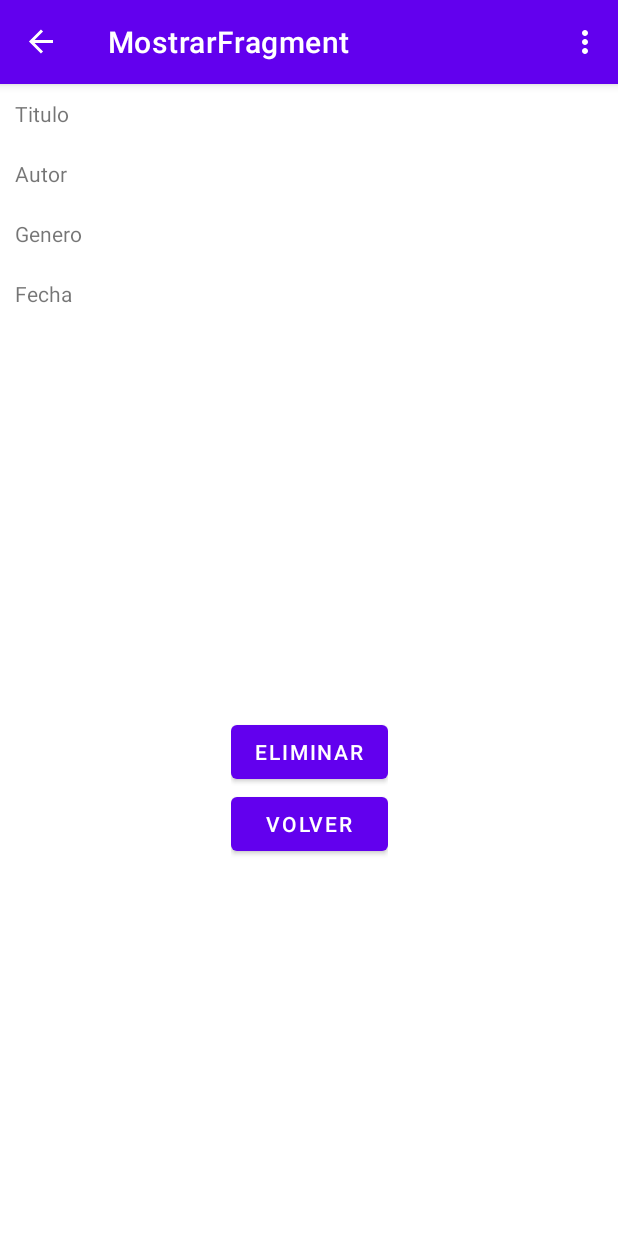
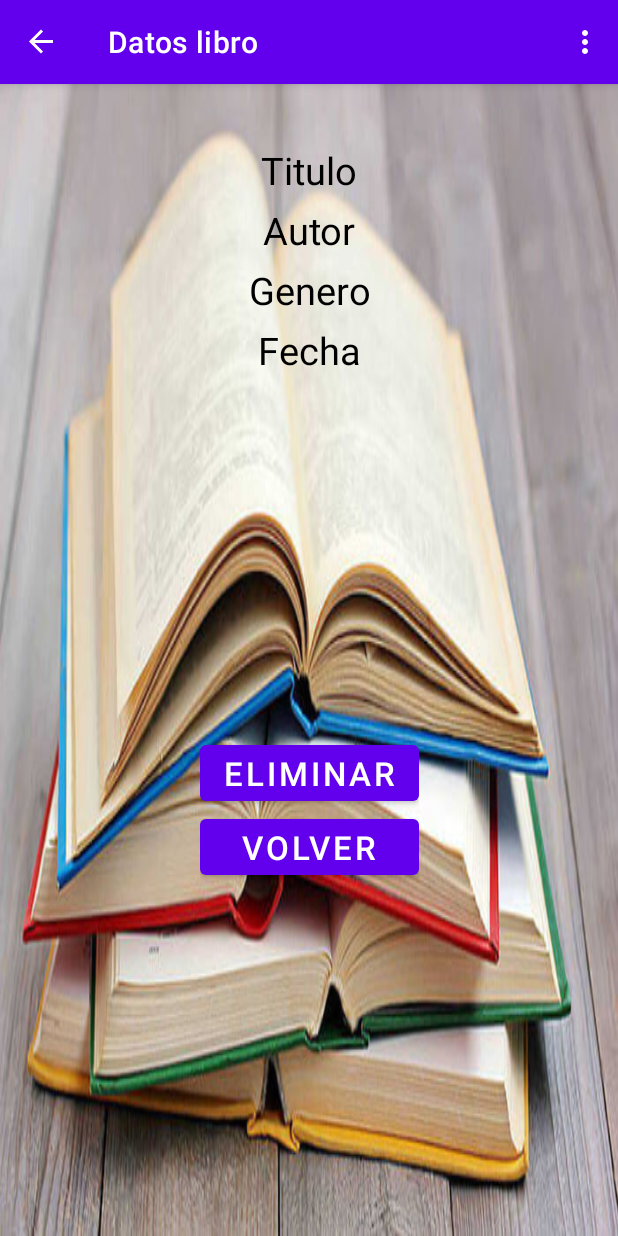
Before and after one commit to Markel-FDL/Proyecto_Android_Final_Iker_Markel, an Android app: the MostrarFragment screen opened through its navigation route, on a phone screen of 412 x 824 dp. Run offline under Robolectric (Android 15) with nearby library versions, the phone set to English and light mode, and no system bars; our stand-ins replace navigation-ui; libraries missing offline, so code that uses them is left out: com.parse; 8 statements that could not run were skipped.

Commit message:
cambio de diseño

```diff
--- a/Proyecto_Android_Final_Iker_Markel/app/src/main/java/com/example/proyecto_android_final_iker_markel/FirstFragment.kt
+++ b/Proyecto_Android_Final_Iker_Markel/app/src/main/java/com/example/proyecto_android_final_iker_markel/FirstFragment.kt
@@ -36,6 +36,9 @@ class FirstFragment : Fragment() {
     override fun onViewCreated(view: View, savedInstanceState: Bundle?) {
         (activity as MainActivity).miViewModel.actualizarLista()
         super.onViewCreated(view, savedInstanceState)
+
+        (activity as MainActivity).supportActionBar?.title = "Lista de libros"
+
         miRecyclerView=binding.Contenedores
         miRecyclerView.layoutManager= LinearLayoutManager(activity)
         miRecyclerView.adapter=Adaptador(this,(activity as MainActivity).miViewModel.listaLibros)
--- a/Proyecto_Android_Final_Iker_Markel/app/src/main/java/com/example/proyecto_android_final_iker_markel/InsertarFragment.kt
+++ b/Proyecto_Android_Final_Iker_Markel/app/src/main/java/com/example/proyecto_android_final_iker_markel/InsertarFragment.kt
@@ -19,15 +19,20 @@ class InsertarFragment : Fragment() {
     override fun onCreateView(
         inflater: LayoutInflater, container: ViewGroup?,
         savedInstanceState: Bundle?
+
     ): View? {
 
         _binding = FragmentInsertarBinding.inflate(inflater, container, false)
+
+
         return binding.root
 
     }
 
     override fun onViewCreated(view: View, savedInstanceState: Bundle?) {
         super.onViewCreated(view, savedInstanceState)
+
+        (activity as MainActivity).supportActionBar?.title = "Añadir libro"
 
         binding.InserInsert.setOnClickListener {
 
--- a/Proyecto_Android_Final_Iker_Markel/app/src/main/java/com/example/proyecto_android_final_iker_markel/ModificarFragment.kt
+++ b/Proyecto_Android_Final_Iker_Markel/app/src/main/java/com/example/proyecto_android_final_iker_markel/ModificarFragment.kt
@@ -25,6 +25,8 @@ class ModificarFragment : Fragment() {
 
     override fun onViewCreated(view: View, savedInstanceState: Bundle?) {
         super.onViewCreated(view, savedInstanceState)
+
+        (activity as MainActivity).supportActionBar?.title = "Modificar libro"
 
         val id: Int = arguments?.getInt("id") ?: -1
         var libroSelec = (activity as MainActivity).miViewModel.listaLibros[id]
--- a/Proyecto_Android_Final_Iker_Markel/app/src/main/java/com/example/proyecto_android_final_iker_markel/MostrarFragment.kt
+++ b/Proyecto_Android_Final_Iker_Markel/app/src/main/java/com/example/proyecto_android_final_iker_markel/MostrarFragment.kt
@@ -29,6 +29,8 @@ class MostrarFragment : Fragment() {
     override fun onViewCreated(view: View, savedInstanceState: Bundle?) {
         super.onViewCreated(view, savedInstanceState)
 
+        (activity as MainActivity).supportActionBar?.title = "Datos libro"
+
         val id:Int=arguments?.getInt("id") ?:-1
 
             binding.VerTitulo.setText((activity as MainActivity).miViewModel.listaLibros[id].titulo)
--- a/Proyecto_Android_Final_Iker_Markel/app/src/main/res/layout/fragment_first.xml
+++ b/Proyecto_Android_Final_Iker_Markel/app/src/main/res/layout/fragment_first.xml
@@ -4,6 +4,7 @@
     xmlns:tools="http://schemas.android.com/tools"
     android:layout_width="match_parent"
     android:layout_height="match_parent"
+    android:background="@drawable/libros_editada"
     tools:context=".SecondFragment">
 
     <androidx.recyclerview.widget.RecyclerView
--- a/Proyecto_Android_Final_Iker_Markel/app/src/main/res/layout/fragment_mostrar.xml
+++ b/Proyecto_Android_Final_Iker_Markel/app/src/main/res/layout/fragment_mostrar.xml
@@ -4,6 +4,7 @@
     xmlns:tools="http://schemas.android.com/tools"
     android:layout_width="match_parent"
     android:layout_height="match_parent"
+    android:background="@drawable/libros_editada"
     tools:context=".MostrarFragment">
 
 
@@ -11,7 +12,9 @@
         android:id="@+id/llDatos"
         android:layout_width="match_parent"
         android:layout_height="wrap_content"
-        android:layout_margin="10dp"
+        android:layout_marginTop="40dp"
+        android:layout_marginLeft="10dp"
+        android:layout_marginRight="10dp"
         android:orientation="vertical"
         app:layout_constraintBottom_toTopOf="@+id/llBotones"
         app:layout_constraintEnd_toEndOf="parent"
@@ -22,24 +25,36 @@
             android:id="@+id/Ver_Titulo"
             android:layout_width="match_parent"
             android:layout_height="40dp"
+            android:textSize="25sp"
+            android:textColor="@color/black"
+            android:textAlignment="center"
             android:text="@string/titulo" />
 
         <TextView
             android:id="@+id/Ver_Autor"
             android:layout_width="match_parent"
             android:layout_height="40dp"
+            android:textSize="25sp"
+            android:textColor="@color/black"
+            android:textAlignment="center"
             android:text="@string/autor" />
 
         <TextView
             android:id="@+id/Ver_Genero"
             android:layout_width="match_parent"
             android:layout_height="40dp"
+            android:textSize="25sp"
+            android:textColor="@color/black"
+            android:textAlignment="center"
             android:text="@string/genero" />
 
         <TextView
             android:id="@+id/Ver_Fecha"
             android:layout_width="match_parent"
             android:layout_height="40dp"
+            android:textSize="25sp"
+            android:textColor="@color/black"
+            android:textAlignment="center"
             android:text="@string/fecha" />
 
     </LinearLayout>
@@ -59,12 +74,14 @@
             android:id="@+id/eliminar"
             android:layout_width="match_parent"
             android:layout_height="wrap_content"
+            android:textSize="22sp"
             android:text="@string/eliminar" />
 
         <Button
             android:id="@+id/VerVolver"
             android:layout_width="match_parent"
             android:layout_height="wrap_content"
+            android:textSize="22sp"
             android:text="@string/volverr" />
 
     </LinearLayout>
```
Also changed, not shown: Proyecto_Android_Final_Iker_Markel/app/src/main/res/drawable/mi_background.xml (added, +12 -0 lines), Proyecto_Android_Final_Iker_Markel/app/src/main/res/layout/fragment_insertar.xml (+10 -0 lines), Proyecto_Android_Final_Iker_Markel/app/src/main/res/layout/fragment_modificar.xml (+10 -0 lines), Proyecto_Android_Final_Iker_Markel/app/src/main/res/layout/layout_contenedor.xml (+11 -5 lines), Proyecto_Android_Final_Iker_Markel/app/src/main/res/drawable/libros_editada.jpg (added).
